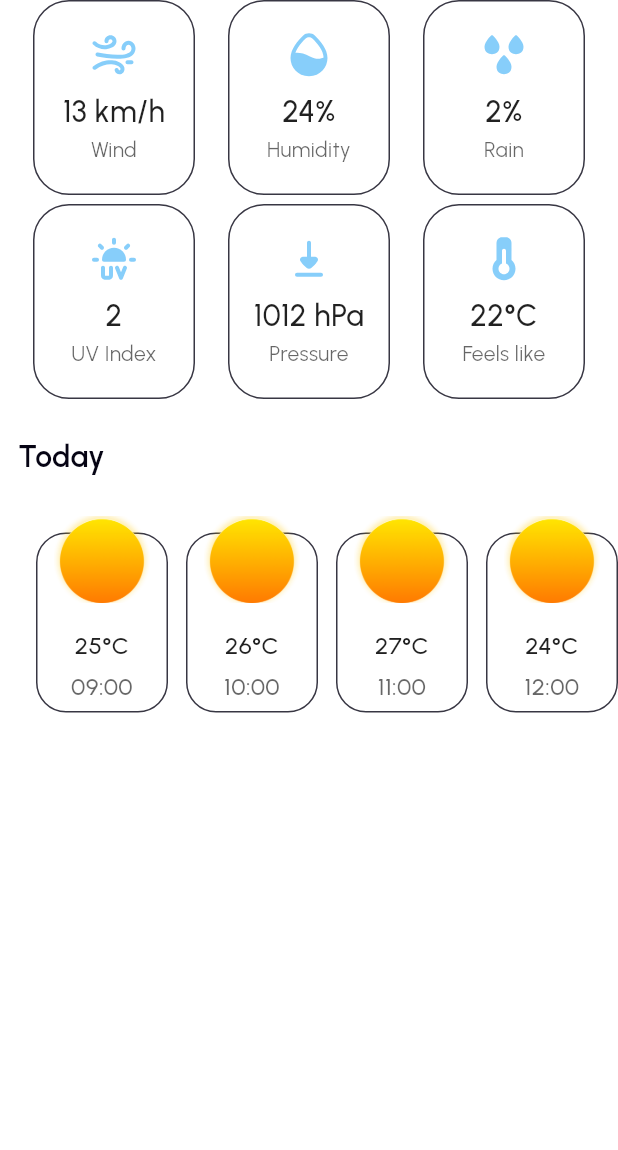
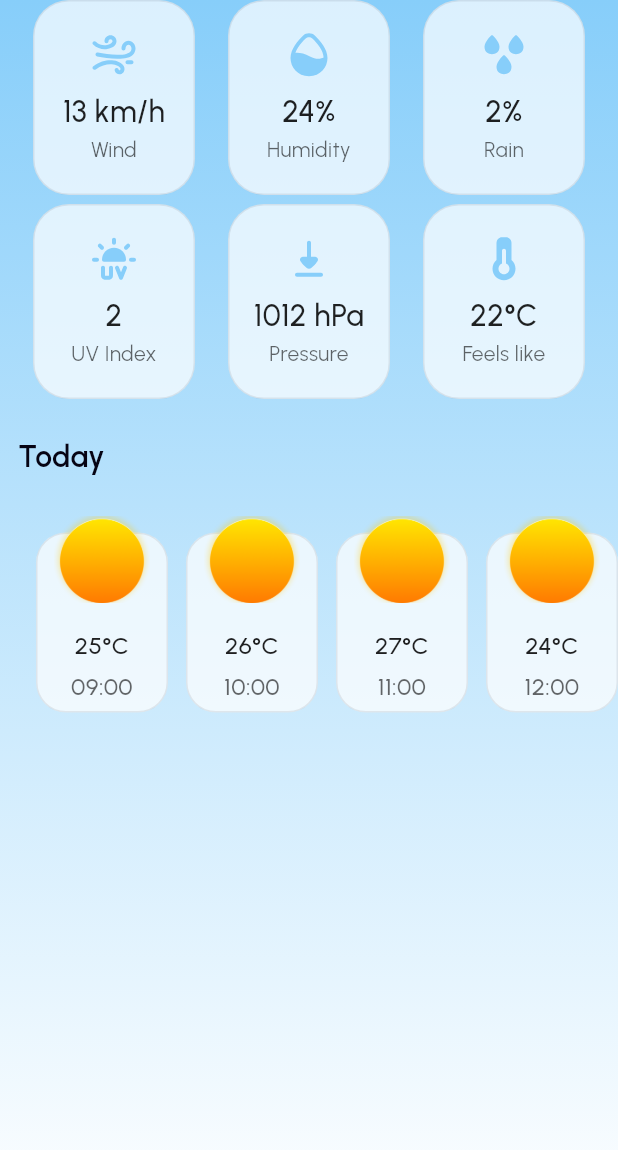
Before and after one commit to Havana-Squad/weather_app, a Flutter app: the screen it shows after launch, on a phone screen of 412 x 824 dp. Shown: the top 1150 px of the screen. Run offline on Flutter 3.47's test engine with Material 3 defaults, Android fonts, the phone set to English and light mode, and no system bars; our stand-ins replace dio, equatable, flutter_svg, geolocator, get_it; generated files the repository leaves out were written again.

Commit message:
feat: add gradient background in weather screen

```diff
--- a/lib/presentation/design_system/theme/app_colors.dart
+++ b/lib/presentation/design_system/theme/app_colors.dart
@@ -12,7 +12,7 @@ class AppColors {
   static const Color dayElementBackgroundColor = Color(0xFF060414);
   static const Color dayBackgroundStart = Color(0xFF87CEFA);
   static const Color dayBackgroundEnd = Color(0xFFFFFFFF);
-  static const Color dayBorder = Color(0xCC060414);
+  static const Color dayBorder = Color(0x14060414);
 
 
   static const Color nightPrimary = Color(0xFF060414);
@@ -24,5 +24,5 @@ class AppColors {
   static const Color nightElementBackgroundColor = Color(0xFFFFFFFF);
   static const Color nightBackgroundStart = Color(0xFF060414);
   static const Color nightBackgroundEnd = Color(0xFF0D0C19);
-  static const Color nightBorder = Color(0xCCFFFFFF);
+  static const Color nightBorder = Color(0x14FFFFFF);
 }
--- a/lib/presentation/screen/weather_screen.dart
+++ b/lib/presentation/screen/weather_screen.dart
@@ -2,14 +2,22 @@ import 'package:flutter/material.dart';
 import 'package:weather_app/presentation/screen/component/hourly_forecast_section.dart';
 import 'package:weather_app/presentation/screen/component/weather_info_section.dart';
 import 'package:weather_app/presentation/screen/weather_screen_state.dart';
+
+import '../design_system/theme/app_themes.dart';
 
 class WeatherScreen extends StatelessWidget {
   const WeatherScreen({super.key});
 
   @override
   Widget build(BuildContext context) {
+    final bool isDarkMode = Theme.of(context).brightness == Brightness.dark;
+    final appTheme = isDarkMode ? NightTheme() : DayTheme();
     return Scaffold(
-      body: Center(
+      body: Container(
+        decoration: BoxDecoration(
+          gradient: appTheme.backgroundGradient,
+        ),
+        child: Center(
           child: Column(
             children: [
               WeatherInfoSection(
@@ -21,8 +29,9 @@ class WeatherScreen extends StatelessWidget {
                 feelsLike: '22',
               ),
               const SizedBox(height: 24),
-            HourlyForecastSection(hourlyForecast: dummyHourlyForecast)
+              HourlyForecastSection(hourlyForecast: dummyHourlyForecast),
             ],
+          ),
         ),
       ),
     );
```
Lines whose indentation alone changed are shown as unchanged.
